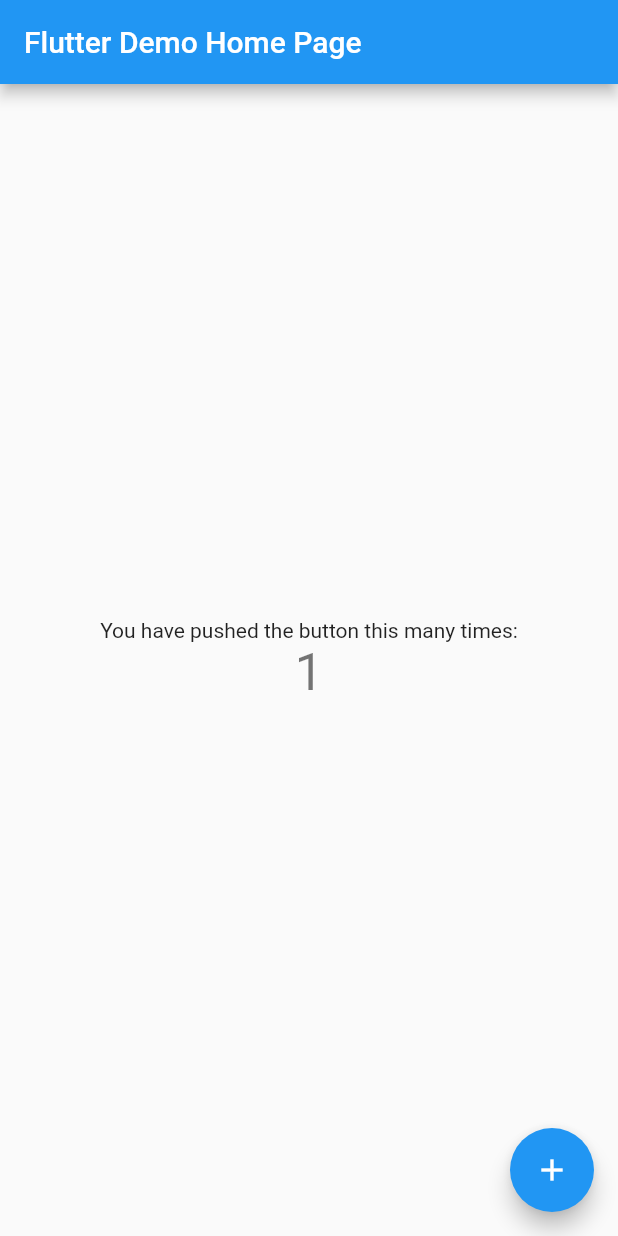
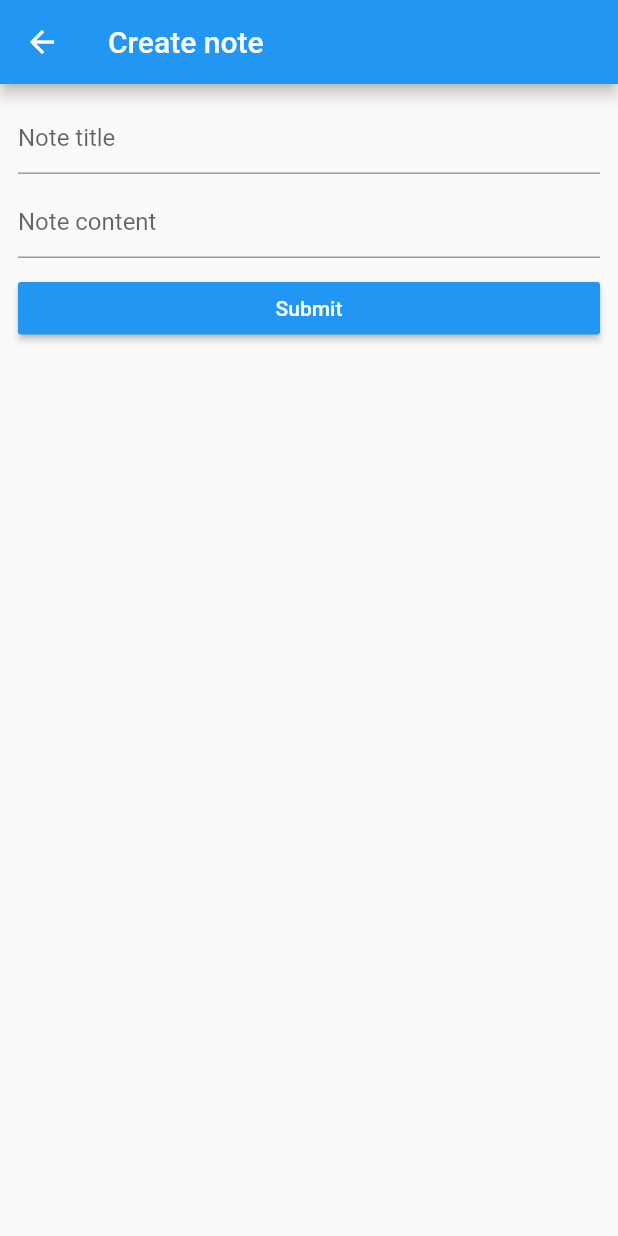
Before and after one commit to nacuabessie/rest_api_nacua, a Flutter app: the screen it shows after launch, after a tap on the "add" icon, on a phone screen of 412 x 824 dp. Run offline on Flutter 3.47's test engine with Material 2 defaults, Android fonts, the phone set to English and light mode, and no system bars.

Commit message:
Created Pages and Popups

```diff
--- a/working_with_rest_api/lib/main.dart
+++ b/working_with_rest_api/lib/main.dart
@@ -1,4 +1,5 @@
 import 'package:flutter/material.dart';
+import 'views/note_list.dart';
 
 void main() {
   runApp(const MyApp());
@@ -13,103 +14,10 @@
     return MaterialApp(
       title: 'Flutter Demo',
       theme: ThemeData(
-        // This is the theme of your application.
-        //
-        // Try running your application with "flutter run". You'll see the
-        // application has a blue toolbar. Then, without quitting the app, try
-        // changing the primarySwatch below to Colors.green and then invoke
-        // "hot reload" (press "r" in the console where you ran "flutter run",
-        // or simply save your changes to "hot reload" in a Flutter IDE).
-        // Notice that the counter didn't reset back to zero; the application
-        // is not restarted.
+
         primarySwatch: Colors.blue,
       ),
-      home: const MyHomePage(title: 'Flutter Demo Home Page'),
+      home: NoteList(),
     );
   }
 }
-
-class MyHomePage extends StatefulWidget {
-  const MyHomePage({Key? key, required this.title}) : super(key: key);
-
-  // This widget is the home page of your application. It is stateful, meaning
-  // that it has a State object (defined below) that contains fields that affect
-  // how it looks.
-
-  // This class is the configuration for the state. It holds the values (in this
-  // case the title) provided by the parent (in this case the App widget) and
-  // used by the build method of the State. Fields in a Widget subclass are
-  // always marked "final".
-
-  final String title;
-
-  @override
-  State<MyHomePage> createState() => _MyHomePageState();
-}
-
-class _MyHomePageState extends State<MyHomePage> {
-  int _counter = 0;
-
-  void _incrementCounter() {
-    setState(() {
-      // This call to setState tells the Flutter framework that something has
-      // changed in this State, which causes it to rerun the build method below
-      // so that the display can reflect the updated values. If we changed
-      // _counter without calling setState(), then the build method would not be
-      // called again, and so nothing would appear to happen.
-      _counter++;
-    });
-  }
-
-  @override
-  Widget build(BuildContext context) {
-    // This method is rerun every time setState is called, for instance as done
-    // by the _incrementCounter method above.
-    //
-    // The Flutter framework has been optimized to make rerunning build methods
-    // fast, so that you can just rebuild anything that needs updating rather
-    // than having to individually change instances of widgets.
-    return Scaffold(
-      appBar: AppBar(
-        // Here we take the value from the MyHomePage object that was created by
-        // the App.build method, and use it to set our appbar title.
-        title: Text(widget.title),
-      ),
-      body: Center(
-        // Center is a layout widget. It takes a single child and positions it
-        // in the middle of the parent.
-        child: Column(
-          // Column is also a layout widget. It takes a list of children and
-          // arranges them vertically. By default, it sizes itself to fit its
-          // children horizontally, and tries to be as tall as its parent.
-          //
-          // Invoke "debug painting" (press "p" in the console, choose the
-          // "Toggle Debug Paint" action from the Flutter Inspector in Android
-          // Studio, or the "Toggle Debug Paint" command in Visual Studio Code)
-          // to see the wireframe for each widget.
-          //
-          // Column has various properties to control how it sizes itself and
-          // how it positions its children. Here we use mainAxisAlignment to
-          // center the children vertically; the main axis here is the vertical
-          // axis because Columns are vertical (the cross axis would be
-          // horizontal).
-          mainAxisAlignment: MainAxisAlignment.center,
-          children: <Widget>[
-            const Text(
-              'You have pushed the button this many times:',
-            ),
-            Text(
-              '$_counter',
-              style: Theme.of(context).textTheme.headline4,
-            ),
-          ],
-        ),
-      ),
-      floatingActionButton: FloatingActionButton(
-        onPressed: _incrementCounter,
-        tooltip: 'Increment',
-        child: const Icon(Icons.add),
-      ), // This trailing comma makes auto-formatting nicer for build methods.
-    );
-  }
-}
--- /dev/null
+++ b/working_with_rest_api/lib/views/note_list.dart
@@ -0,0 +1,82 @@
+import 'package:flutter/material.dart';
+import 'package:working_with_rest_api/views/note_modify.dart';
+import '../models/note_for_listing.dart';
+import 'note_delete.dart';
+
+class NoteList extends StatelessWidget {
+
+  final notes = [
+    new NoteForListing(
+      noteID: "1",
+      createDateTime: DateTime.now(),
+      latestEditDateTime: DateTime.now(),
+      noteTitle: "Note 1"
+    ),
+    new NoteForListing(
+      noteID: "2",
+      createDateTime: DateTime.now(),
+      latestEditDateTime: DateTime.now(),
+      noteTitle: "Note 2"
+    ),
+    new NoteForListing(
+      noteID: "3",
+      createDateTime: DateTime.now(),
+      latestEditDateTime: DateTime.now(),
+      noteTitle: "Note 3"
+    ),
+  ];
+
+  String formatDateTime(DateTime dateTime) {
+    return '${dateTime.day}/${dateTime.month}/${dateTime.year}';
+  }
+
+  @override
+  Widget build(BuildContext context) {
+    return Scaffold(
+      appBar: AppBar(title: Text('List of notes')),
+      floatingActionButton: FloatingActionButton(
+        onPressed: () {
+          Navigator.of(context)
+            .push(MaterialPageRoute(builder: (_) => NoteModify()));
+        },
+        child: Icon(Icons.add),
+      ),
+      body: ListView.separated(
+        separatorBuilder: (_, __) => Divider(height: 1, color: Colors.green),
+        itemBuilder: (_, index) {
+          return Dismissible(
+            key: ValueKey(notes[index].noteID),
+            direction: DismissDirection.startToEnd,
+            onDismissed: (direction) {
+            },
+            confirmDismiss: (direction) async {
+              final result = await showDialog(
+                context: context,
+                builder: (_) => NoteDelete()
+              );
+              print(result);
+              return result;
+            },
+            background: Container(
+              color: Colors.red,
+              padding: EdgeInsets.only(left: 16),
+              child: Align(child: Icon(Icons.delete, color: Colors.white), alignment: Alignment.centerLeft,),
+            ),
+            child: ListTile(
+              title: Text(
+                notes[index].noteTitle,
+                style: TextStyle(color: Theme.of(context).primaryColor),
+              ),
+              subtitle: Text('Last edited on ${formatDateTime(notes[index].latestEditDateTime)}'),
+              onTap: () {
+                Navigator.of(context)
+                  .push(MaterialPageRoute(builder: (_) => NoteModify(noteID: notes[index].noteID)));
+              },
+            ),
+          );
+        },
+        itemCount: notes.length,
+      ),
+    );
+  }
+}
--- /dev/null
+++ b/working_with_rest_api/lib/views/note_modify.dart
@@ -0,0 +1,43 @@
+import 'package:flutter/material.dart';
+
+class NoteModify extends StatelessWidget {
+  final String? noteID;
+  bool get isEditing => noteID != null;
+  const NoteModify({Key? key, this.noteID}) : super(key: key);
+
+  @override
+  Widget build(BuildContext context) {
+    return Scaffold(
+      appBar: AppBar(title: Text(isEditing ? 'Edit note' : 'Create note')),
+      body: Padding(
+        padding: const EdgeInsets.all(12.0),
+        child: Column(children: <Widget>[
+          TextField(
+            decoration: InputDecoration(hintText: 'Note title'),
+          ),
+
+          Container(height: 8),
+
+          TextField(
+            decoration: InputDecoration(hintText: 'Note content'),
+          ),
+
+          Container(height: 16),
+
+          SizedBox(
+            width: double.infinity,
+            height: 35,
+            // ignore: deprecated_member_use
+            child: RaisedButton(
+              child: Text('Submit', style: TextStyle(color: Colors.white)),
+              color: Theme.of(context).primaryColor,
+              onPressed: () {
+                Navigator.of(context).pop();
+              },
+            ),
+          )
+        ]),
+      ),
+    );
+  }
+}
```
Also changed, not shown: working_with_rest_api/lib/models/note_for_listing.dart (added, +13 -0 lines), working_with_rest_api/lib/views/note_delete.dart (added, +29 -0 lines).
